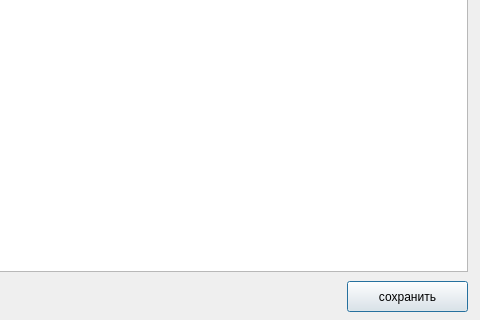
Old version of the form reportDialogUI.ui in the repository AKlivtsov/businessThing; both pictures show x 553 to 1033 and y 189 to 509 of the 1033 by 509 pixel window.
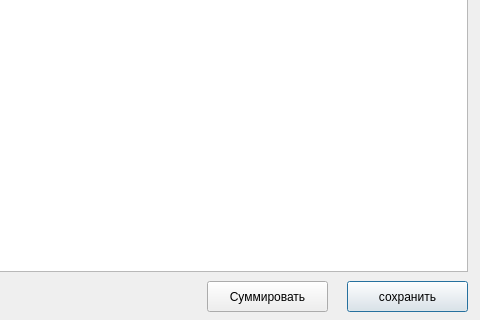
New version of the form.

Diff of the .ui file:
```diff
--- a/reportDialogUI.ui
+++ b/reportDialogUI.ui
@@ -58,6 +58,19 @@
     <string>Закрыть</string>
    </property>
   </widget>
+  <widget class="QPushButton" name="btn_toSum">
+   <property name="geometry">
+    <rect>
+     <x>760</x>
+     <y>470</y>
+     <width>121</width>
+     <height>31</height>
+    </rect>
+   </property>
+   <property name="text">
+    <string>Суммировать</string>
+   </property>
+  </widget>
  </widget>
  <resources/>
  <connections/>
```
